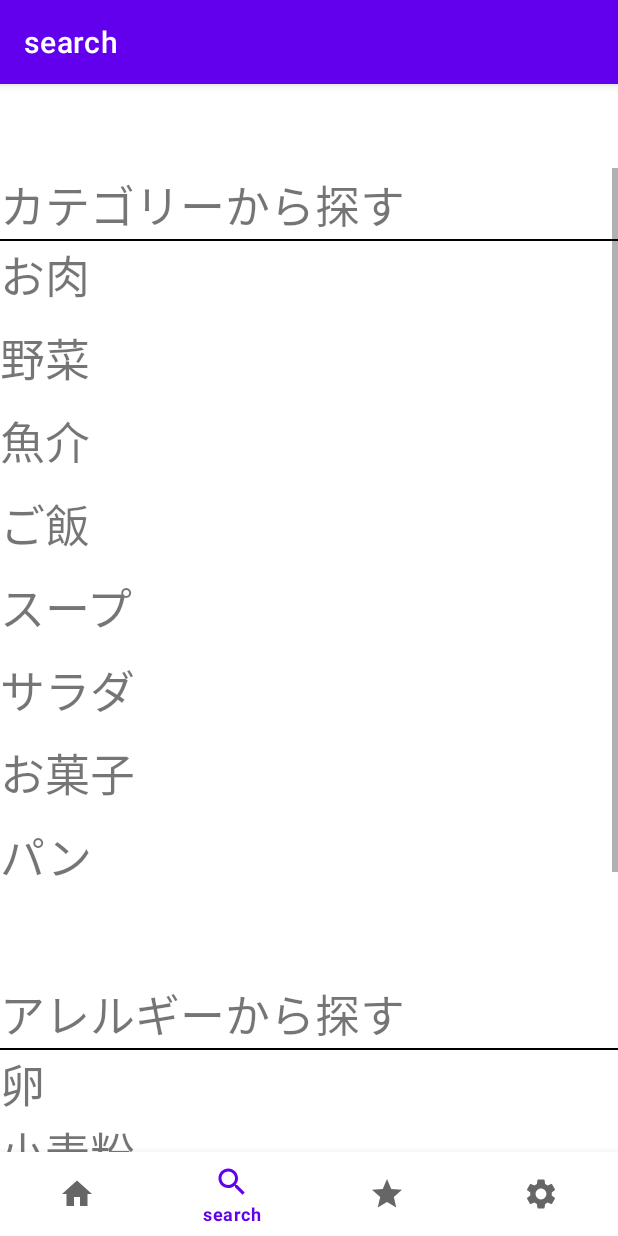
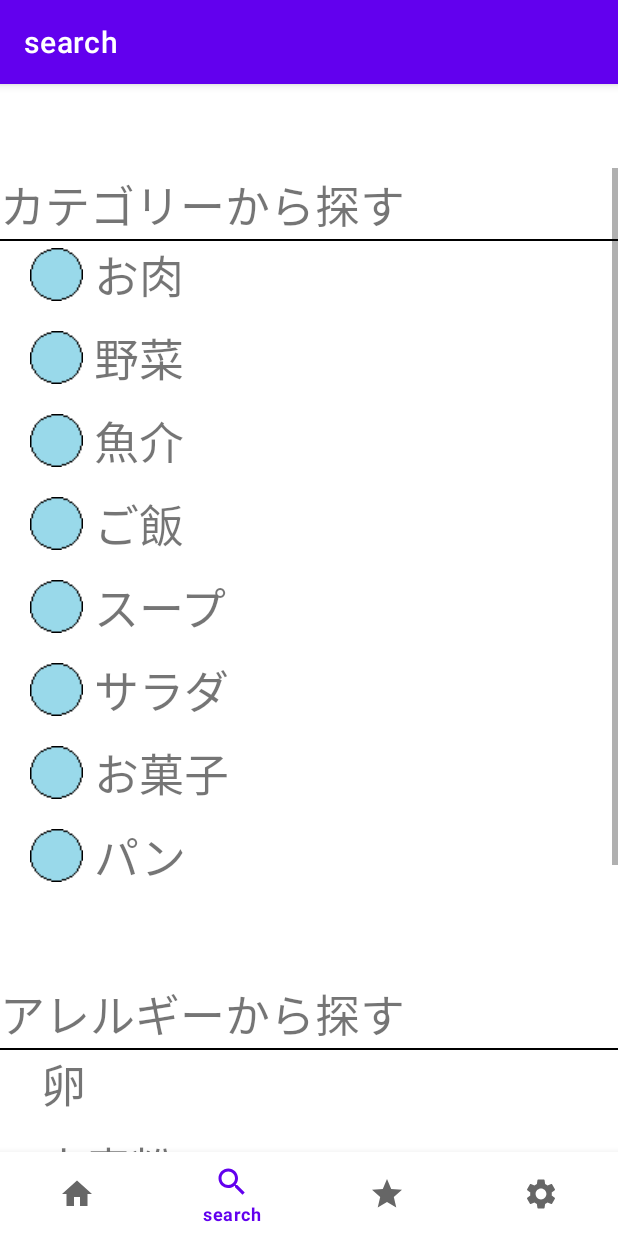
Before and after one commit to keihayashibe3/th225ajisaji, an Android app: the SearchFragment screen opened through its navigation route, on a phone screen of 412 x 824 dp. Run offline under Robolectric (Android 15) with nearby library versions, the phone set to English and light mode, and no system bars; our stand-ins replace navigation-ui.

Commit message:
fragment_serach.xml　各項目にID付与、サンプルアイコン設定

```diff
--- a/app/src/main/res/layout/fragment_serach.xml
+++ b/app/src/main/res/layout/fragment_serach.xml
@@ -40,61 +40,75 @@
                 android:background="@color/black"
                 />
             <TextView
-                android:id="@+id/textView2"
+                android:id="@+id/text_oniku"
                 android:layout_width="match_parent"
                 android:layout_height="wrap_content"
-                android:text="お肉"
+                android:text=" お肉"
                 style="@style/Search_textStyle"
+                android:drawableLeft="@drawable/testicon"
                 />
 
             <TextView
-                android:id="@+id/textView3"
+                android:id="@+id/text_yasai"
                 android:layout_width="match_parent"
                 android:layout_height="wrap_content"
-                android:text="野菜"
+                android:text=" 野菜"
                 style="@style/Search_textStyle"
+                android:drawableLeft="@drawable/testicon"
                 />
 
             <TextView
-                android:id="@+id/textView4"
+                android:id="@+id/text_gyokai"
                 android:layout_width="match_parent"
                 android:layout_height="wrap_content"
-                android:text="魚介"
-                style="@style/Search_textStyle"/>
+                android:text=" 魚介"
+                style="@style/Search_textStyle"
+                android:drawableLeft="@drawable/testicon"
+                />
 
             <TextView
-                android:id="@+id/textView5"
+                android:id="@+id/text_gohan"
                 android:layout_width="match_parent"
                 android:layout_height="wrap_content"
-                android:text="ご飯"
-                style="@style/Search_textStyle"/>
+                android:text=" ご飯"
+                style="@style/Search_textStyle"
+                android:drawableLeft="@drawable/testicon"
+                />
 
             <TextView
-                android:id="@+id/textView6"
+                android:id="@+id/text_supu"
                 android:layout_width="match_parent"
                 android:layout_height="wrap_content"
-                android:text="スープ　"
-                style="@style/Search_textStyle"/>
+                android:text=" スープ　"
+                style="@style/Search_textStyle"
+                android:drawableLeft="@drawable/testicon"
+                />
 
             <TextView
-                android:id="@+id/textView7"
+                android:id="@+id/text_sarada"
                 android:layout_width="match_parent"
                 android:layout_height="wrap_content"
-                android:text="サラダ"
-                style="@style/Search_textStyle"/>
+                android:text=" サラダ"
+                style="@style/Search_textStyle"
+                android:drawableLeft="@drawable/testicon"
+                />
             <TextView
-                android:id="@+id/textView8"
+                android:id="@+id/text_okasi"
                 android:layout_width="match_parent"
                 android:layout_height="wrap_content"
-                android:text="お菓子"
-                style="@style/Search_textStyle"/>
+                android:text=" お菓子"
+                style="@style/Search_textStyle"
+                android:drawableLeft="@drawable/testicon"
+                />
 
             <TextView
-                android:id="@+id/textView9"
+                android:id="@+id/text_pan"
                 android:layout_width="match_parent"
                 android:layout_height="wrap_content"
-                android:text="パン"
-                style="@style/Search_textStyle" />
+                android:text=" パン"
+                style="@style/Search_textStyle"
+                android:drawableLeft="@drawable/testicon"
+                />
 
             <TextView
                 android:id="@+id/textView10"
@@ -111,64 +125,66 @@
                 />
 
             <TextView
-                android:id="@+id/textView11"
+                android:id="@+id/text_tamago"
                 android:layout_width="match_parent"
                 android:layout_height="wrap_content"
-                android:text="卵"
-                android:textSize="30sp" />
-
-            <TextView
-                android:id="@+id/textView12"
-                android:layout_width="match_parent"
-                android:layout_height="wrap_content"
-                android:text="小麦粉"    style="@style/Search_textStyle"
-                />
-
-            <TextView
-                android:id="@+id/textView13"
-                android:layout_width="match_parent"
-                android:layout_height="wrap_content"
-                android:text="乳"
+                android:text=" 卵"
+                android:textSize="30sp"
                 style="@style/Search_textStyle"
                 />
 
             <TextView
-                android:id="@+id/textView14"
+                android:id="@+id/text_komugiko"
                 android:layout_width="match_parent"
                 android:layout_height="wrap_content"
-                android:text="そば"
+                android:text=" 小麦粉"    style="@style/Search_textStyle"
+                />
+
+            <TextView
+                android:id="@+id/text_titi"
+                android:layout_width="match_parent"
+                android:layout_height="wrap_content"
+                android:text=" 乳"
                 style="@style/Search_textStyle"
                 />
 
             <TextView
-                android:id="@+id/textView15"
+                android:id="@+id/text_soba"
                 android:layout_width="match_parent"
                 android:layout_height="wrap_content"
-                android:text="落花生"
+                android:text=" そば"
                 style="@style/Search_textStyle"
                 />
 
             <TextView
-                android:id="@+id/textView16"
+                android:id="@+id/text_rakkasei"
                 android:layout_width="match_parent"
                 android:layout_height="wrap_content"
-                android:text="えび"
+                android:text=" 落花生"
                 style="@style/Search_textStyle"
                 />
 
             <TextView
-                android:id="@+id/textView17"
+                android:id="@+id/text_ebi"
                 android:layout_width="match_parent"
                 android:layout_height="wrap_content"
-                android:text="アーモンド"
+                android:text=" えび"
                 style="@style/Search_textStyle"
                 />
 
             <TextView
-                android:id="@+id/textView18"
+                android:id="@+id/text_amondo"
                 android:layout_width="match_parent"
                 android:layout_height="wrap_content"
-                android:text="さば"
+                android:text=" アーモンド"
+                style="@style/Search_textStyle"
+                />
+
+            <TextView
+                android:id="@+id/text_saba"
+                android:layout_width="match_parent"
+                android:layout_height="wrap_content"
+                android:text=" さば"
                 style="@style/Search_textStyle"
                 />
 
--- a/app/src/main/res/values/styles.xml
+++ b/app/src/main/res/values/styles.xml
@@ -2,6 +2,7 @@
 <resources>
     <style name="Search_textStyle">
         <item name="android:textSize">30sp</item>
+        <item name="android:paddingLeft">20dp</item>
         <item name="android:paddingBottom">10dp</item>
     </style>
 
```
Also changed, not shown: app/src/main/res/drawable/testicon.png (added).
